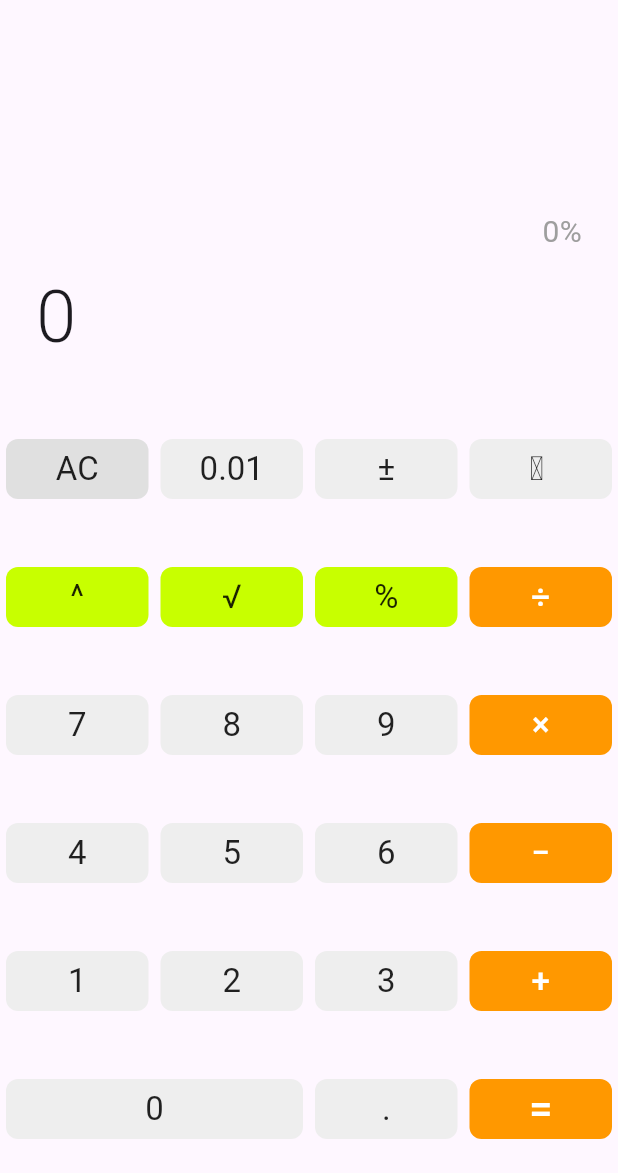
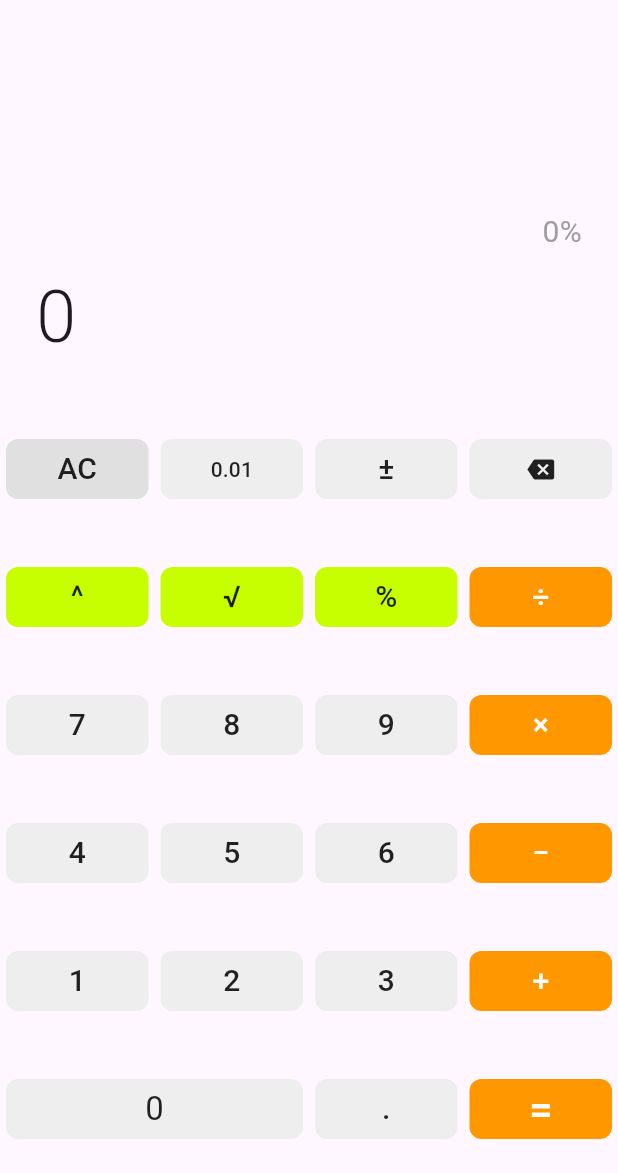
Before and after one commit to pLAyME0037/flutter_calculator_app, a Flutter app: the screen it shows after launch, after a tap on "0.01", on a phone screen of 412 x 824 dp, the part 63-1236 px from its top. Run offline on Flutter 3.47's test engine with Material 3 defaults, Android fonts, the phone set to English and light mode, and no system bars.

Commit message:
fix expresion bug and delete button

```diff
--- a/lib/calculator/calculator_screen.dart
+++ b/lib/calculator/calculator_screen.dart
@@ -10,7 +10,6 @@ class CalculatorScreen extends StatefulWidget {
 
 class _CalculatorScreenState extends State<CalculatorScreen> {
   final CalculatorModel _model = CalculatorModel();
-
   late final VoidCallback _listener;
 
   @override
@@ -67,7 +66,7 @@ class _CalculatorScreenState extends State<CalculatorScreen> {
   Widget _buildButtons() {
     return Column(
       children: [
-        _buildRow([_model.clearLabel, '0.01', '±', ' ']),
+        _buildRow([_model.clearLabel, '0.01', '±', 'del']),
         _buildRow(['^', '√', '%', '÷']),
         _buildRow(['7', '8', '9', '×']),
         _buildRow(['4', '5', '6', '−']),
@@ -116,6 +115,7 @@ class _CalculatorScreenState extends State<CalculatorScreen> {
     final bool isSpecialOp = ['^', '√', '%'].contains(label);
     final bool isClear = label == 'AC' || label == 'C';
     final bool isEquals = label == '=';
+    final bool isBackspace = label == 'del';
 
     Color bgColor;
     Color fgColor;
@@ -141,12 +141,10 @@ class _CalculatorScreenState extends State<CalculatorScreen> {
         shape: RoundedRectangleBorder(
           borderRadius: BorderRadius.circular(8),
         ),
-        textStyle: TextStyle(
-          fontSize: isEquals ? 28 : 22,
-          fontWeight: isOperator || isEquals ? FontWeight.w500 : FontWeight.normal,
-        ),
       ),
-      child: Text(label),
+      child: isBackspace
+          ? const Icon(Icons.backspace)
+          : Text(label, style: TextStyle(fontSize: label == '0.01' ? 14 : (isEquals ? 28 : 20))),
     );
   }
 
@@ -154,7 +152,7 @@ class _CalculatorScreenState extends State<CalculatorScreen> {
     switch (label) {
     case 'AC': _model.clear();              break;
     case 'C' : _model.clearEntry();         break;
-    case ' ': _model.backspace();          break;
+    case 'del': _model.backspace();         break;
     case '±' : _model.negate();             break;
     case '=' : _model.evaluate();           break;
     case '√' : _model.sqrtOp();             break;
```
Also changed, not shown: lib/calculator/calculator_model.dart (+18 -7 lines).
